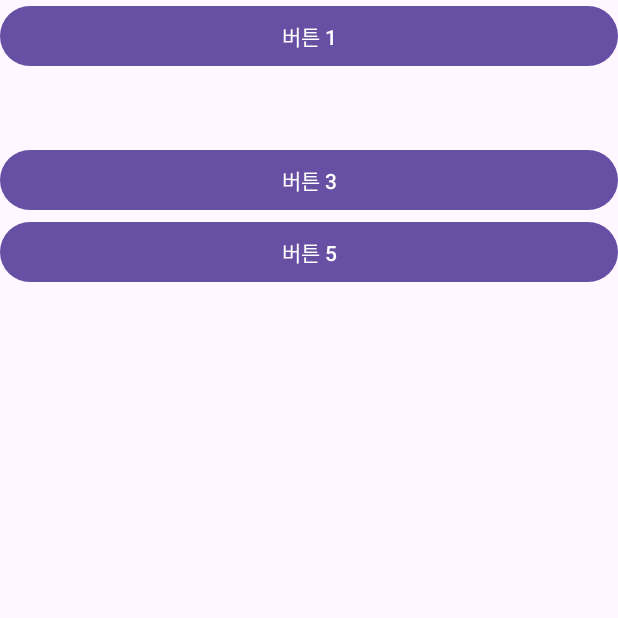
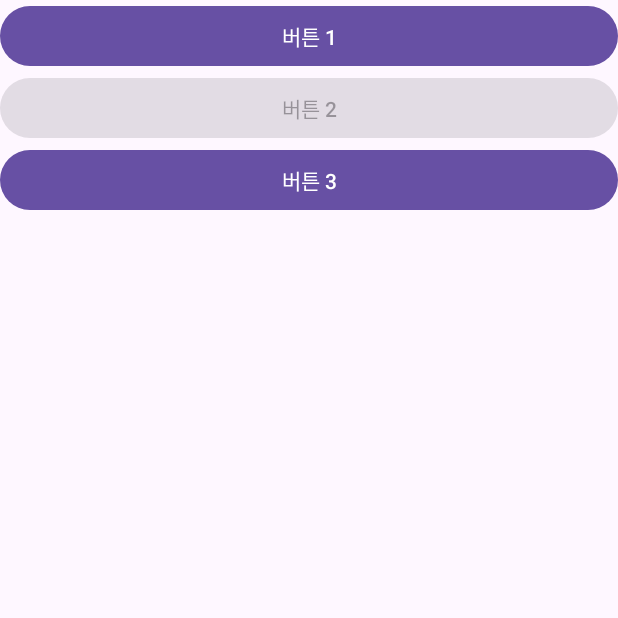
Before and after one commit to Barkyeongchan/Android_tutorial, an Android app: the screen it shows after launch (MainActivity), on a phone screen of 412 x 824 dp, the top half of it. Run offline under Robolectric (Android 15) with nearby library versions, the phone set to English and light mode, and no system bars.

Commit message:
enabled, clickable 속성 XML 생성

```diff
--- a/app/src/main/res/layout/activity_main.xml
+++ b/app/src/main/res/layout/activity_main.xml
@@ -14,28 +14,15 @@
     <Button
         android:layout_width="match_parent"
         android:layout_height="wrap_content"
-        android:visibility="invisible"
+        android:enabled="false"
         android:text="버튼 2"
         ></Button>
 
     <Button
         android:layout_width="match_parent"
         android:layout_height="wrap_content"
-        android:visibility="visible"
+        android:clickable="false"
         android:text="버튼 3"
         ></Button>
 
-    <Button
-        android:layout_width="match_parent"
-        android:layout_height="wrap_content"
-        android:visibility="gone"
-        android:text="버튼 4"
-        ></Button>
-
-    <Button
-        android:layout_width="match_parent"
-        android:layout_height="wrap_content"
-        android:text="버튼 5"
-        ></Button>
-
 </LinearLayout>
```
